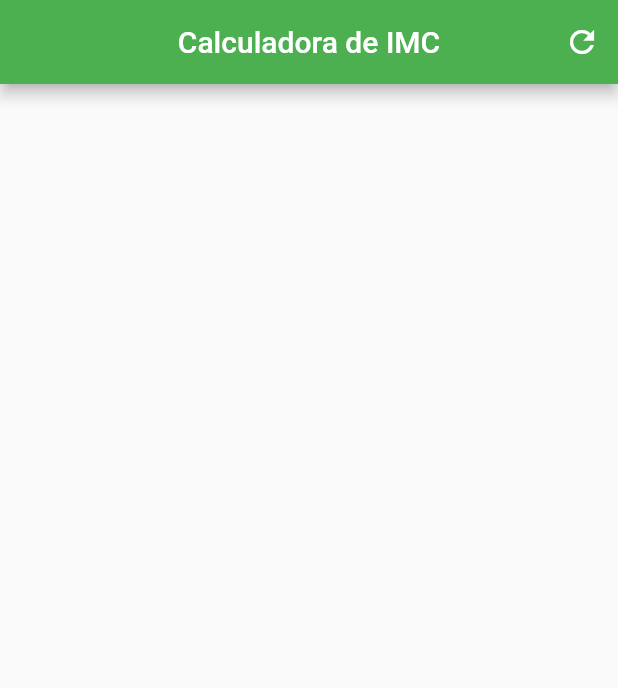
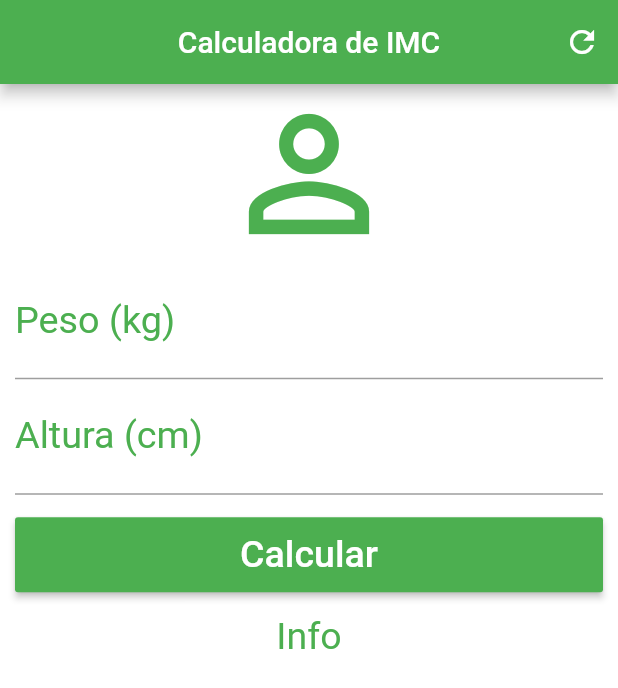
Before and after one commit to dowglasmaia/flutter_app_calculadora_imc, a Flutter app: the screen it shows after launch, on a phone screen of 412 x 824 dp. Shown: the top 688 px of the screen. Run offline on Flutter 3.47's test engine with Material 2 defaults, Android fonts, the phone set to English and light mode, and no system bars.

Commit message:
Finalizando Layout Visual do App

```diff
--- a/lib/main.dart
+++ b/lib/main.dart
@@ -1,6 +1,7 @@
+import 'package:flutter/cupertino.dart';
 import 'package:flutter/material.dart';
 
-void main(){
+void main() {
   runApp(MaterialApp(
     home: Home(),
   ));
@@ -22,10 +23,64 @@ class _HomeState extends State<Home> {
         backgroundColor: Colors.green,
         //acções e icon
         actions: <Widget>[
-          IconButton(icon: Icon(Icons.refresh), onPressed: () {}
-            ,)
+          IconButton(
+            icon: Icon(Icons.refresh),
+            onPressed: () {},
+          )
         ],
+      ),
 
+      //corp do app
+      backgroundColor: Colors.white,
+      body:
+          /*SingleChildScrollView  -  rolagem*/
+          SingleChildScrollView(
+        padding: EdgeInsets.fromLTRB(10.0, 0.0, 10.0, 0.0),
+        child: Column(
+          crossAxisAlignment: CrossAxisAlignment.stretch,
+          children: <Widget>[
+            Icon(Icons.person_outline, size: 120.0, color: Colors.green),
+            TextField(
+              keyboardType: TextInputType.number,
+              decoration: InputDecoration(
+                labelText: "Peso (kg)",
+                labelStyle: TextStyle(color: Colors.green),
+              ),
+              textAlign: TextAlign.center,
+              style: TextStyle(color: Colors.green, fontSize: 25.2),
+            ),
+            TextField(
+              keyboardType: TextInputType.number,
+              decoration: InputDecoration(
+                labelText: "Altura (cm)",
+                labelStyle: TextStyle(color: Colors.green),
+              ),
+              textAlign: TextAlign.center,
+              style: TextStyle(color: Colors.green, fontSize: 25.2),
+            ),
+
+            /* ### butão ###*/
+            Padding(
+              padding: EdgeInsets.only(top: 15.0, bottom: 15.0),
+              child: Container(
+                height: 50.0,
+                child: RaisedButton(
+                  onPressed: () {},
+                  child: Text(
+                    "Calcular",
+                    style: TextStyle(color: Colors.white, fontSize: 25.0),
+                  ),
+                  color: Colors.green,
+                ),
+              ),
+            ),
+            Text(
+              "Info",
+              textAlign: TextAlign.center,
+              style: TextStyle(color: Colors.green, fontSize: 25.0),
+            ),
+          ],
+        ),
       ),
     );
   }
```
